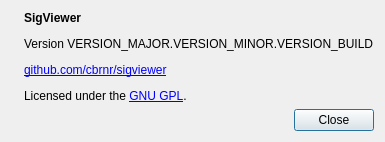
The window that src/gui_impl/dialogs/about_dialog.ui (cbrnr/sigviewer) describes before a commit, drawn with Qt 5.
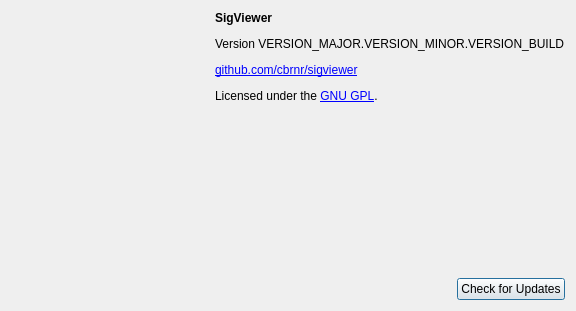
The same window after the commit. Icons and pictures are not drawn.

Commit message: Added check for update button

```diff
--- a/src/gui_impl/dialogs/about_dialog.ui
+++ b/src/gui_impl/dialogs/about_dialog.ui
@@ -5,14 +5,22 @@
   <property name="enabled">
    <bool>true</bool>
   </property>
+  <property name="geometry">
+   <rect>
+    <x>0</x>
+    <y>0</y>
+    <width>576</width>
+    <height>311</height>
+   </rect>
+  </property>
   <property name="windowTitle">
    <string>About SigViewer</string>
   </property>
   <property name="modal">
    <bool>false</bool>
   </property>
-  <layout class="QVBoxLayout" name="verticalLayout">
-   <item>
+  <layout class="QGridLayout" name="gridLayout">
+   <item row="0" column="0" colspan="2">
     <layout class="QHBoxLayout" name="horizontalLayout">
      <item>
       <widget class="QLabel" name="label">
@@ -52,10 +60,23 @@
      </item>
     </layout>
    </item>
-   <item>
-    <widget class="QDialogButtonBox" name="buttonBox">
-     <property name="standardButtons">
-      <set>QDialogButtonBox::Close</set>
+   <item row="1" column="0">
+    <spacer name="horizontalSpacer">
+     <property name="orientation">
+      <enum>Qt::Horizontal</enum>
+     </property>
+     <property name="sizeHint" stdset="0">
+      <size>
+       <width>40</width>
+       <height>20</height>
+      </size>
+     </property>
+    </spacer>
+   </item>
+   <item row="1" column="1">
+    <widget class="QPushButton" name="update_button">
+     <property name="text">
+      <string>Check for Updates</string>
      </property>
     </widget>
    </item>
```
Left out of the diff: 19 changed lines with no effect on the pictures.
